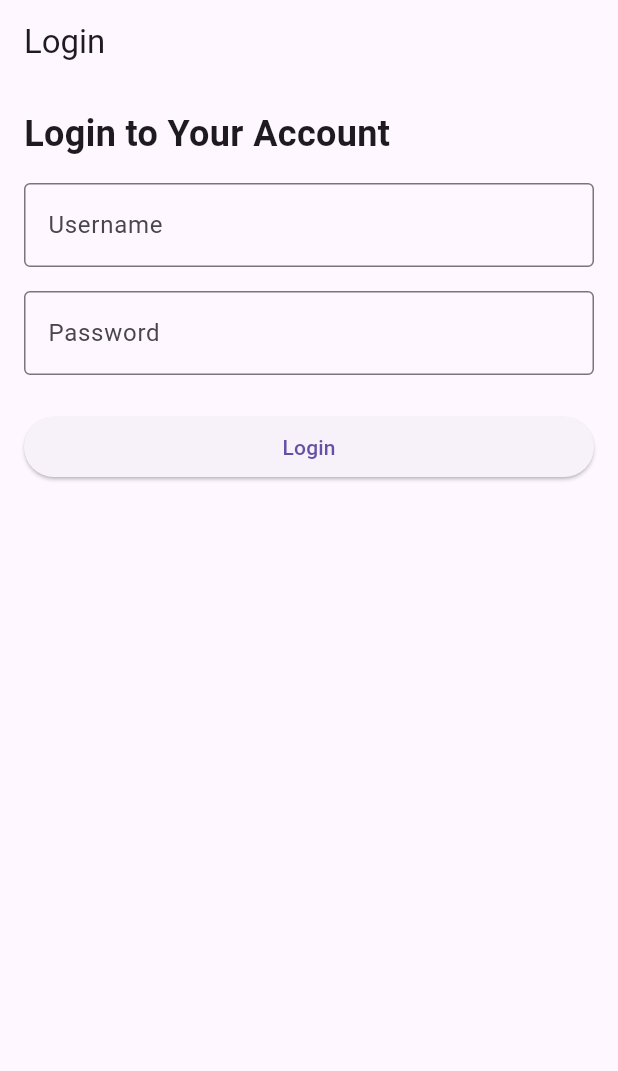
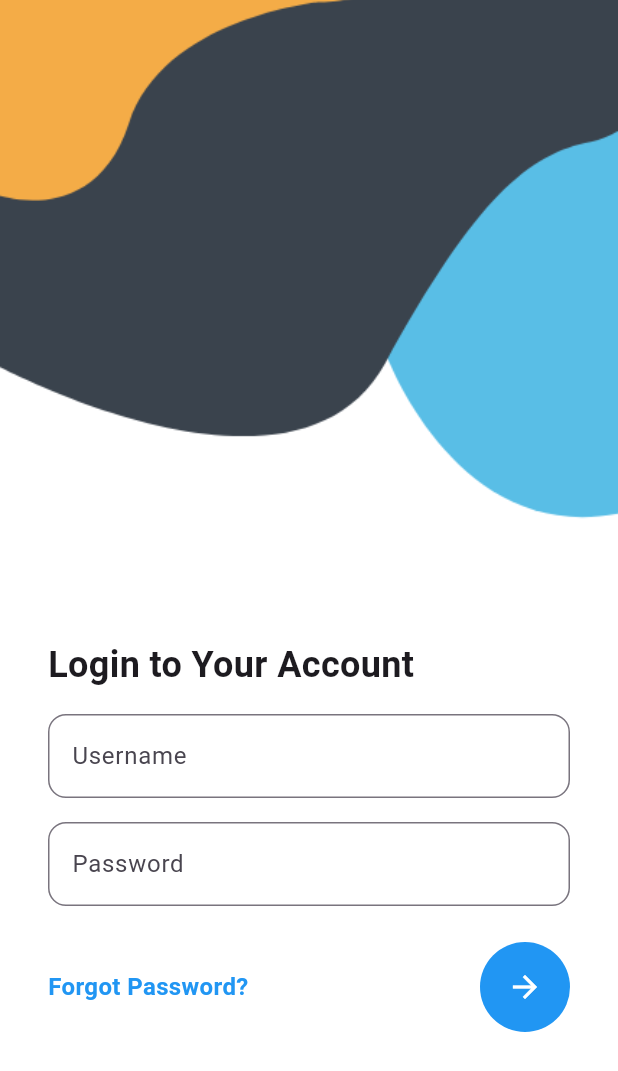
Before and after one commit to BhojrajCSE21/new_crm, a Flutter app: the screen it shows after launch, on a phone screen of 412 x 824 dp. Shown: the top 1071 px of the screen. Run offline on Flutter 3.47's test engine with Material 3 defaults, Android fonts, the phone set to English and light mode, and no system bars; drawn by our look-alikes of calendar_view; our stand-ins replace another_flushbar, file_picker, flutter_secure_storage, flutter_spinkit, table_calendar; missing offline and left inert: kalender.

Commit message:
login ui

```diff
--- a/lib/view/auth/login_screen.dart
+++ b/lib/view/auth/login_screen.dart
@@ -20,28 +20,49 @@ class _LoginViewState extends State<LoginView> {
     final loginViewModel = Provider.of<LoginViewModel>(context);
 
     return Scaffold(
-      appBar: AppBar(
-        title: const Text('Login'),
+      body: Stack(
+        children: [
+          // Background Image
+          Container(
+            decoration: const BoxDecoration(
+              image: DecorationImage(
+                image: AssetImage('assets/images/login.png'), // Update with your image path
+                fit: BoxFit.cover,
               ),
-      body: _isLoading
+            ),
+          ),
+          // Login Form
+          Align(
+            alignment: Alignment.bottomCenter,
+            child: Padding(
+              padding: const EdgeInsets.fromLTRB(16.0, 0, 16.0, 120.0), // Adjusted bottom padding
+              child: Container(
+                decoration: BoxDecoration(
+                  color: Colors.white.withOpacity(0.85), // Semi-transparent background
+                  borderRadius: BorderRadius.circular(16),
+                ),
+                padding: const EdgeInsets.all(16.0),
+                child: _isLoading
                     ? const Center(child: CircularProgressIndicator())
-          : Padding(
-              padding: const EdgeInsets.all(16.0),
-              child: Form(
+                    : Form(
                         key: _formKey,
                         child: Column(
+                          mainAxisSize: MainAxisSize.min,
                           crossAxisAlignment: CrossAxisAlignment.start,
                           children: [
                             const Text(
                               'Login to Your Account',
-                      style: TextStyle(fontSize: 24, fontWeight: FontWeight.bold),
+                              style: TextStyle(
+                                  fontSize: 24, fontWeight: FontWeight.bold),
                             ),
                             const SizedBox(height: 16),
                             TextFormField(
                               controller: _usernameController,
-                      decoration: const InputDecoration(
+                              decoration: InputDecoration(
                                 labelText: 'Username',
-                        border: OutlineInputBorder(),
+                                border: OutlineInputBorder(
+                                  borderRadius: BorderRadius.circular(12.0),
+                                ),
                               ),
                               validator: (value) {
                                 if (value == null || value.isEmpty) {
@@ -53,9 +74,11 @@ class _LoginViewState extends State<LoginView> {
                             const SizedBox(height: 16),
                             TextFormField(
                               controller: _passwordController,
-                      decoration: const InputDecoration(
+                              decoration: InputDecoration(
                                 labelText: 'Password',
-                        border: OutlineInputBorder(),
+                                border: OutlineInputBorder(
+                                  borderRadius: BorderRadius.circular(12.0),
+                                ),
                               ),
                               obscureText: true,
                               validator: (value) {
@@ -66,9 +89,35 @@ class _LoginViewState extends State<LoginView> {
                               },
                             ),
                             const SizedBox(height: 24),
-                    SizedBox(
-                      width: double.infinity,
-                      child: ElevatedButton(
+                            Row(
+                              mainAxisAlignment: MainAxisAlignment.spaceBetween,
+                              children: [
+                                // Forgot Password Text
+                                GestureDetector(
+                                  onTap: () {
+                                    ScaffoldMessenger.of(context).showSnackBar(
+                                      const SnackBar(
+                                          content: Text('Forgot Password')),
+                                    );
+                                  },
+                                  child: const Text(
+                                    'Forgot Password?',
+                                    style: TextStyle(
+                                      color: Colors.blue,
+                                      fontSize: 16,
+                                      fontWeight: FontWeight.w600,
+                                    ),
+                                  ),
+                                ),
+                                // Circular Login Button
+                                CircleAvatar(
+                                  radius: 30,
+                                  backgroundColor: Colors.blue,
+                                  child: IconButton(
+                                    icon: const Icon(
+                                      Icons.arrow_forward,
+                                      color: Colors.white,
+                                    ),
                                     onPressed: () async {
                                       if (_formKey.currentState!.validate()) {
                                         setState(() {
@@ -76,23 +125,31 @@ class _LoginViewState extends State<LoginView> {
                                         });
 
                                         final loginRequest = {
-                              'username': _usernameController.text.trim(),
-                              'password': _passwordController.text.trim(),
+                                          'username': _usernameController.text
+                                              .trim(),
+                                          'password': _passwordController.text
+                                              .trim(),
                                         };
 
-                            await loginViewModel.loginApi(context, loginRequest);
+                                        await loginViewModel.loginApi(
+                                            context, loginRequest);
 
                                         setState(() {
                                           _isLoading = false;
                                         });
                                       }
                                     },
-                        child: const Text('Login'),
                                   ),
                                 ),
                               ],
                             ),
+                          ],
                         ),
+                      ),
+              ),
+            ),
+          ),
+        ],
       ),
     );
   }
--- a/lib/view/menu/widgets/main_menu.dart
+++ b/lib/view/menu/widgets/main_menu.dart
@@ -11,11 +11,11 @@ class MainMenuDrawer extends StatelessWidget {
   final SecureStorage _secureStorage = SecureStorage();
 
   MainMenuDrawer({super.key}); // Instance for secure storage
+
   @override
   Widget build(BuildContext context) {
     return Drawer(
-      child: ListView(
-        padding: EdgeInsets.only(bottom: 0),
+      child: Column(
         children: [
           Container(
             decoration: BoxDecoration(
@@ -49,7 +49,12 @@ class MainMenuDrawer extends StatelessWidget {
               ],
             ),
           ),
-
+          Expanded(
+            child: Scrollbar(
+              thumbVisibility: true,
+              child: ListView(
+                padding: EdgeInsets.zero,
+                children: [
                   ListTile(
                     leading: Icon(Icons.dashboard),
                     title: Text('Dashboard',
@@ -105,10 +110,8 @@ class MainMenuDrawer extends StatelessWidget {
                                 );
                               },
                             ),
-                    // Navigate to LeadsPage when tapped on Leads option
                             ListTile(
                               title: Text('View Leads'),
-
                             ),
                           ],
                         ),
@@ -138,7 +141,6 @@ class MainMenuDrawer extends StatelessWidget {
                                 );
                               },
                             ),
-
                             ListTile(
                               title: Text('Export'),
                               onTap: () {
@@ -148,12 +150,10 @@ class MainMenuDrawer extends StatelessWidget {
                                 );
                               },
                             ),
-                    // Navigate to LeadsPage when tapped on Leads option
                             ListTile(
                               title: Text('View Contacts'),
                               onTap: () {
                                 Navigator.pop(context);
-                        // Navigate to LeadsPage
                                 Navigator.push(
                                   context,
                                   MaterialPageRoute(
@@ -199,7 +199,7 @@ class MainMenuDrawer extends StatelessWidget {
                               },
                             ),
                             ListTile(
-                      title: Text('View Accounts'), // New option added here
+                              title: Text('View Accounts'),
                               onTap: () {
                                 Navigator.pop(context);
                                 Navigator.push(
@@ -302,7 +302,6 @@ class MainMenuDrawer extends StatelessWidget {
                       ),
                     ],
                   ),
-          // Adding the Manage Users dropdown before Logout
                   ExpansionTile(
                     leading: Icon(Icons.manage_accounts),
                     title: Text('Manage Users',
@@ -367,6 +366,10 @@ class MainMenuDrawer extends StatelessWidget {
                   ),
                 ],
               ),
+            ),
+          ),
+        ],
+      ),
     );
   }
 }
```
Lines whose indentation alone changed are shown as unchanged.
